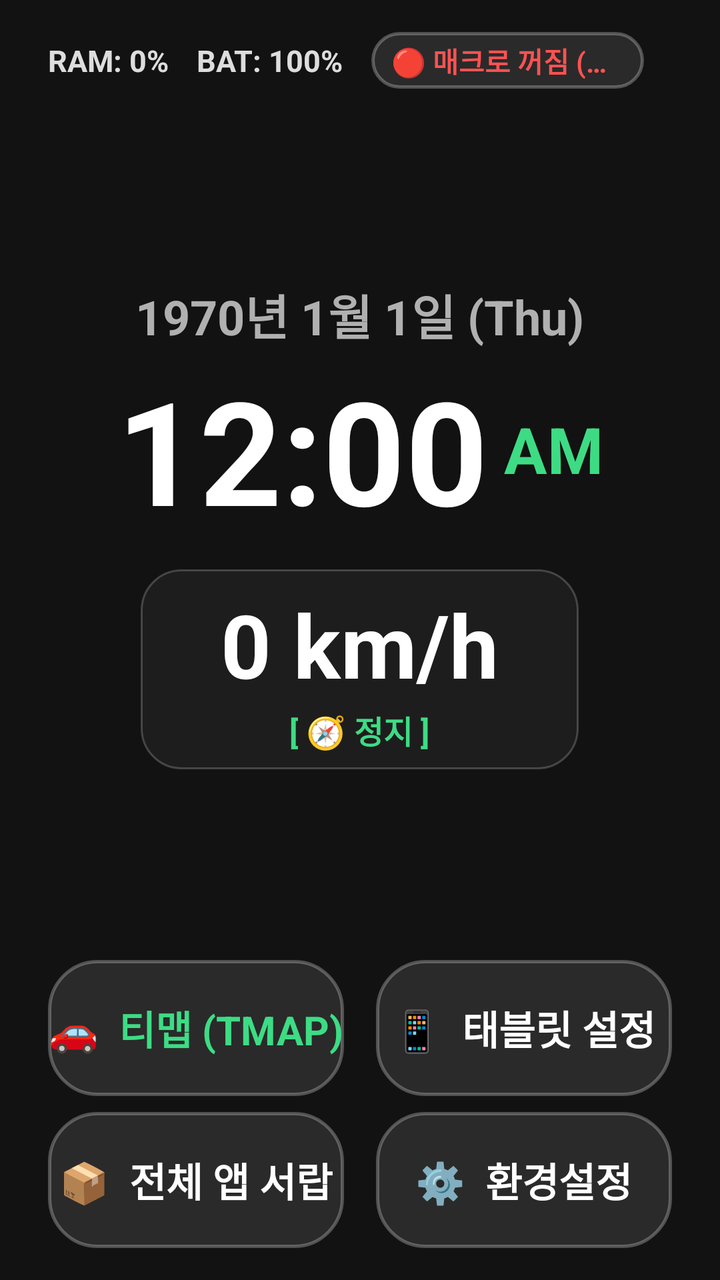
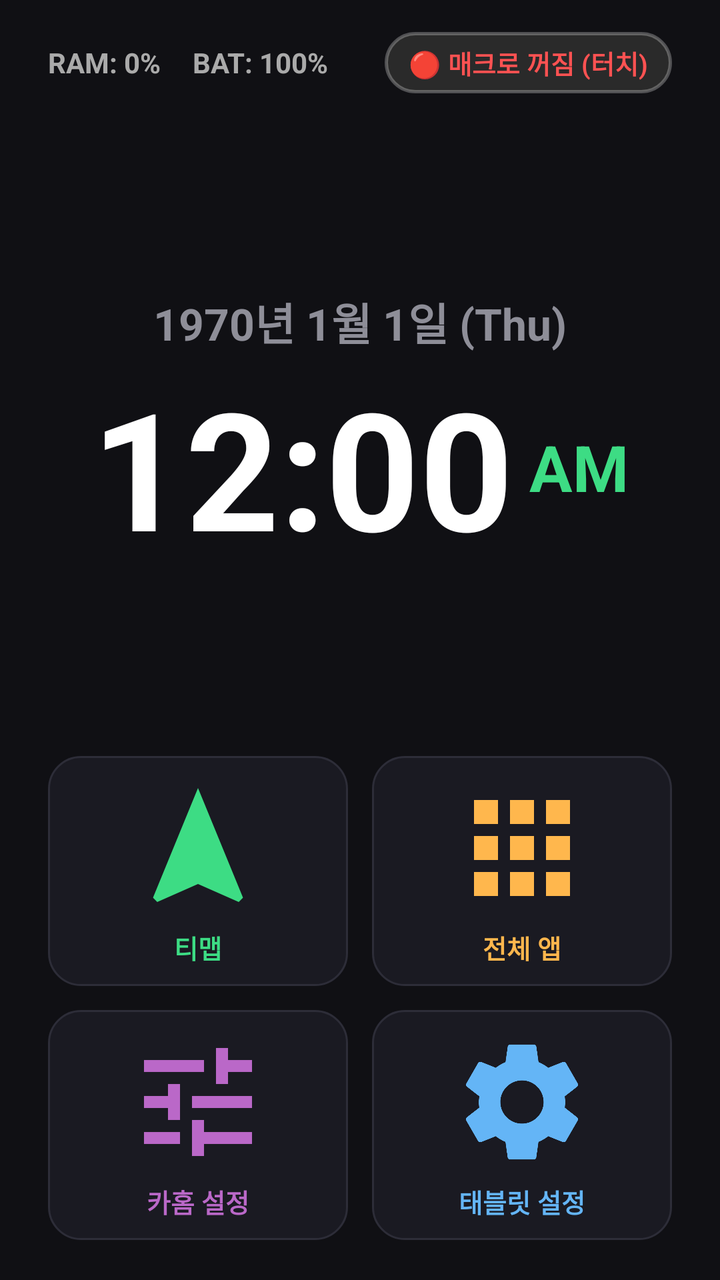

Screens rendered from an Android XML layout before and after an edit, with the pre-edit source and the edit as a unified diff.
<!-- AndroidManifest.xml: application theme Theme.CarHome -->
<!-- res/layout/activity_main.xml -->
<?xml version="1.0" encoding="utf-8"?>
<LinearLayout
    xmlns:android="http://schemas.android.com/apk/res/android"
    android:layout_width="match_parent"
    android:layout_height="match_parent"
    android:orientation="vertical"
    android:background="#121212"
    android:paddingStart="24dp"
    android:paddingEnd="24dp"
    android:paddingTop="16dp"
    android:paddingBottom="16dp">

    
    <LinearLayout
        android:layout_width="match_parent"
        android:layout_height="wrap_content"
        android:orientation="horizontal"
        android:gravity="center"
        android:layout_marginBottom="12dp">

        
        <TextView
            android:id="@+id/tvMemory"
            android:layout_width="wrap_content"
            android:layout_height="wrap_content"
            android:text="RAM: 0%"
            android:textColor="#DDDDDD"
            android:textSize="15sp"
            android:textStyle="bold"
            android:singleLine="true"
            android:layout_marginEnd="14dp" />

        
        <TextView
            android:id="@+id/tvBattery"
            android:layout_width="wrap_content"
            android:layout_height="wrap_content"
            android:text="BAT: 100%"
            android:textColor="#DDDDDD"
            android:textSize="15sp"
            android:textStyle="bold"
            android:singleLine="true"
            android:layout_marginEnd="14dp" />

        
        <LinearLayout
            android:id="@+id/btnAccessibilityStatus"
            android:layout_width="wrap_content"
            android:layout_height="wrap_content"
            android:orientation="horizontal"
            android:gravity="center"
            android:background="@drawable/bg_dock_btn"
            android:paddingStart="10dp"
            android:paddingEnd="10dp"
            android:paddingTop="4dp"
            android:paddingBottom="4dp"
            android:layout_marginEnd="14dp"
            android:clickable="true"
            android:focusable="true">

            <TextView
                android:id="@+id/tvAccessibility"
                android:layout_width="wrap_content"
                android:layout_height="wrap_content"
                android:text="🔴 매크로 꺼짐 (터치)"
                android:textColor="#FF5252"
                android:textSize="14sp"
                android:textStyle="bold"
                android:singleLine="true" />
        </LinearLayout>

        
        <TextView
            android:id="@+id/tvGpsStatus"
            android:layout_width="wrap_content"
            android:layout_height="wrap_content"
            android:text="GPS: 준비"
            android:textColor="#3DDC84"
            android:textSize="14sp"
            android:textStyle="bold"
            android:singleLine="true" />
    </LinearLayout>

    
    <LinearLayout
        android:layout_width="match_parent"
        android:layout_height="0dp"
        android:layout_weight="1"
        android:orientation="vertical"
        android:gravity="center">

        
        <TextClock
            android:id="@+id/textClockDate"
            android:layout_width="wrap_content"
            android:layout_height="wrap_content"
            android:format12Hour="yyyy년 M월 d일 (E)"
            android:format24Hour="yyyy년 M월 d일 (E)"
            android:textColor="#B0B0B0"
            android:textSize="24sp"
            android:textStyle="bold"
            android:layout_marginBottom="2dp" />

        
        <LinearLayout
            android:layout_width="wrap_content"
            android:layout_height="wrap_content"
            android:orientation="horizontal"
            android:gravity="center"
            android:baselineAligned="true"
            android:layout_marginBottom="12dp">

            <TextClock
                android:id="@+id/textClock"
                android:layout_width="wrap_content"
                android:layout_height="wrap_content"
                android:format12Hour="hh:mm"
                android:format24Hour="HH:mm"
                android:textColor="#FFFFFF"
                android:textSize="72sp"
                android:textStyle="bold" />

            <TextClock
                android:id="@+id/textClockAmPm"
                android:layout_width="wrap_content"
                android:layout_height="wrap_content"
                android:format12Hour="a"
                android:format24Hour=" "
                android:textColor="#3DDC84"
                android:textSize="32sp"
                android:textStyle="bold"
                android:layout_marginStart="8dp" />
        </LinearLayout>

        
        <LinearLayout
            android:layout_width="wrap_content"
            android:layout_height="wrap_content"
            android:orientation="vertical"
            android:gravity="center"
            android:background="@drawable/bg_card_dark"
            android:paddingStart="40dp"
            android:paddingEnd="40dp"
            android:paddingTop="8dp"
            android:paddingBottom="8dp">

            <TextView
                android:id="@+id/tvGpsSpeed"
                android:layout_width="wrap_content"
                android:layout_height="wrap_content"
                android:text="0 km/h"
                android:textColor="#FFFFFF"
                android:textSize="44sp"
                android:textStyle="bold" />

            <TextView
                android:id="@+id/tvGpsHeading"
                android:layout_width="wrap_content"
                android:layout_height="wrap_content"
                android:text="[ 🧭 정지 ]"
                android:textColor="#3DDC84"
                android:textSize="16sp"
                android:textStyle="bold"
                android:layout_marginTop="2dp" />
        </LinearLayout>
    </LinearLayout>

    
    <LinearLayout
        android:layout_width="match_parent"
        android:layout_height="wrap_content"
        android:orientation="vertical"
        android:layout_marginTop="12dp">

        
        <LinearLayout
            android:layout_width="match_parent"
            android:layout_height="wrap_content"
            android:orientation="horizontal"
            android:gravity="center"
            android:layout_marginBottom="8dp"
            android:weightSum="2">

            <LinearLayout
                android:id="@+id/btnNavi"
                android:layout_width="0dp"
                android:layout_height="68dp"
                android:layout_weight="1"
                android:layout_marginEnd="8dp"
                android:background="@drawable/bg_dock_btn"
                android:gravity="center"
                android:clickable="true"
                android:focusable="true">

                <TextView
                    android:layout_width="wrap_content"
                    android:layout_height="wrap_content"
                    android:text="🚗  티맵 (TMAP)"
                    android:textColor="#3DDC84"
                    android:textSize="20sp"
                    android:textStyle="bold" />
            </LinearLayout>

            <LinearLayout
                android:id="@+id/btnSystemSettings"
                android:layout_width="0dp"
                android:layout_height="68dp"
                android:layout_weight="1"
                android:layout_marginStart="8dp"
                android:background="@drawable/bg_dock_btn"
                android:gravity="center"
                android:clickable="true"
                android:focusable="true">

                <TextView
                    android:layout_width="wrap_content"
                    android:layout_height="wrap_content"
                    android:text="📱  태블릿 설정"
                    android:textColor="#FFFFFF"
                    android:textSize="20sp"
                    android:textStyle="bold" />
            </LinearLayout>
        </LinearLayout>

        
        <LinearLayout
            android:layout_width="match_parent"
            android:layout_height="wrap_content"
            android:orientation="horizontal"
            android:gravity="center"
            android:weightSum="2">

            <LinearLayout
                android:id="@+id/btnAllApps"
                android:layout_width="0dp"
                android:layout_height="68dp"
                android:layout_weight="1"
                android:layout_marginEnd="8dp"
                android:background="@drawable/bg_dock_btn"
                android:gravity="center"
                android:clickable="true"
                android:focusable="true">

                <TextView
                    android:layout_width="wrap_content"
                    android:layout_height="wrap_content"
                    android:text="📦  전체 앱 서랍"
                    android:textColor="#FFFFFF"
                    android:textSize="20sp"
                    android:textStyle="bold" />
            </LinearLayout>

            <LinearLayout
                android:id="@+id/btnSettings"
                android:layout_width="0dp"
                android:layout_height="68dp"
                android:layout_weight="1"
                android:layout_marginStart="8dp"
                android:background="@drawable/bg_dock_btn"
                android:gravity="center"
                android:clickable="true"
                android:focusable="true">

                <TextView
                    android:layout_width="wrap_content"
                    android:layout_height="wrap_content"
                    android:text="⚙️  환경설정"
                    android:textColor="#FFFFFF"
                    android:textSize="20sp"
                    android:textStyle="bold" />
            </LinearLayout>
        </LinearLayout>
    </LinearLayout>
</LinearLayout>
<!-- resources referenced by this layout -->
<resources>
  <!-- drawable bg_card_dark (drawable) -->
  <?xml version="1.0" encoding="utf-8"?>
  <shape xmlns:android="http://schemas.android.com/apk/res/android"
      android:shape="rectangle">
      <corners android:radius="20dp" />
      <solid android:color="#E61E1E1E" />
      <stroke
          android:width="1dp"
          android:color="#33FFFFFF" />
  </shape>
  <!-- drawable bg_dock_btn (drawable) -->
  <?xml version="1.0" encoding="utf-8"?>
  <shape xmlns:android="http://schemas.android.com/apk/res/android"
      android:shape="rectangle">
      <corners android:radius="24dp" />
      <solid android:color="#2A2A2A" />
      <stroke
          android:width="1.5dp"
          android:color="#44FFFFFF" />
  </shape>
  <style name="Theme.CarHome" parent="Base.Theme.CarHome" />
  <style name="Base.Theme.CarHome" parent="Theme.Material3.DayNight.NoActionBar">
          
          
      </style>
</resources>

<!-- the commit's change to res/layout/activity_main.xml (unified diff, before → after) -->
@@ -4,19 +4,19 @@
     android:layout_width="match_parent"
     android:layout_height="match_parent"
     android:orientation="vertical"
-    android:background="#121212"
+    android:background="#101014"
     android:paddingStart="24dp"
     android:paddingEnd="24dp"
     android:paddingTop="16dp"
-    android:paddingBottom="16dp">
+    android:paddingBottom="20dp">
 
     
     <LinearLayout
         android:layout_width="match_parent"
         android:layout_height="wrap_content"
         android:orientation="horizontal"
-        android:gravity="center"
-        android:layout_marginBottom="12dp">
+        android:gravity="center_vertical"
+        android:layout_marginBottom="8dp">
 
         
         <TextView
@@ -24,11 +24,11 @@
             android:layout_width="wrap_content"
             android:layout_height="wrap_content"
             android:text="RAM: 0%"
-            android:textColor="#DDDDDD"
-            android:textSize="15sp"
+            android:textColor="#AAAAAA"
+            android:textSize="14sp"
             android:textStyle="bold"
             android:singleLine="true"
-            android:layout_marginEnd="14dp" />
+            android:layout_marginEnd="16dp" />
 
         
         <TextView
@@ -36,11 +36,15 @@
             android:layout_width="wrap_content"
             android:layout_height="wrap_content"
             android:text="BAT: 100%"
-            android:textColor="#DDDDDD"
-            android:textSize="15sp"
+            android:textColor="#AAAAAA"
+            android:textSize="14sp"
             android:textStyle="bold"
-            android:singleLine="true"
-            android:layout_marginEnd="14dp" />
+            android:singleLine="true" />
+
+        <View
+            android:layout_width="0dp"
+            android:layout_height="0dp"
+            android:layout_weight="1" />
 
         
         <LinearLayout
@@ -50,11 +54,10 @@
             android:orientation="horizontal"
             android:gravity="center"
             android:background="@drawable/bg_dock_btn"
-            android:paddingStart="10dp"
-            android:paddingEnd="10dp"
-            android:paddingTop="4dp"
-            android:paddingBottom="4dp"
-            android:layout_marginEnd="14dp"
+            android:paddingStart="12dp"
+            android:paddingEnd="12dp"
+            android:paddingTop="6dp"
+            android:paddingBottom="6dp"
             android:clickable="true"
             android:focusable="true">
 
@@ -64,21 +67,10 @@
                 android:layout_height="wrap_content"
                 android:text="🔴 매크로 꺼짐 (터치)"
                 android:textColor="#FF5252"
-                android:textSize="14sp"
+                android:textSize="13sp"
                 android:textStyle="bold"
                 android:singleLine="true" />
         </LinearLayout>
-
-        
-        <TextView
-            android:id="@+id/tvGpsStatus"
-            android:layout_width="wrap_content"
-            android:layout_height="wrap_content"
-            android:text="GPS: 준비"
-            android:textColor="#3DDC84"
-            android:textSize="14sp"
-            android:textStyle="bold"
-            android:singleLine="true" />
     </LinearLayout>
 
     
@@ -96,8 +88,8 @@
             android:layout_height="wrap_content"
             android:format12Hour="yyyy년 M월 d일 (E)"
             android:format24Hour="yyyy년 M월 d일 (E)"
-            android:textColor="#B0B0B0"
-            android:textSize="24sp"
+            android:textColor="#8E8E98"
+            android:textSize="22sp"
             android:textStyle="bold"
             android:layout_marginBottom="2dp" />
 
@@ -107,8 +99,7 @@
             android:layout_height="wrap_content"
             android:orientation="horizontal"
             android:gravity="center"
-            android:baselineAligned="true"
-            android:layout_marginBottom="12dp">
+            android:baselineAligned="true">
 
             <TextClock
                 android:id="@+id/textClock"
@@ -117,7 +108,7 @@
                 android:format12Hour="hh:mm"
                 android:format24Hour="HH:mm"
                 android:textColor="#FFFFFF"
-                android:textSize="72sp"
+                android:textSize="82sp"
                 android:textStyle="bold" />
 
             <TextClock
@@ -131,144 +122,158 @@
                 android:textStyle="bold"
                 android:layout_marginStart="8dp" />
         </LinearLayout>
-
-        
-        <LinearLayout
-            android:layout_width="wrap_content"
-            android:layout_height="wrap_content"
-            android:orientation="vertical"
-            android:gravity="center"
-            android:background="@drawable/bg_card_dark"
-            android:paddingStart="40dp"
-            android:paddingEnd="40dp"
-            android:paddingTop="8dp"
-            android:paddingBottom="8dp">
-
-            <TextView
-                android:id="@+id/tvGpsSpeed"
-                android:layout_width="wrap_content"
-                android:layout_height="wrap_content"
-                android:text="0 km/h"
-                android:textColor="#FFFFFF"
-                android:textSize="44sp"
-                android:textStyle="bold" />
-
-            <TextView
-                android:id="@+id/tvGpsHeading"
-                android:layout_width="wrap_content"
-                android:layout_height="wrap_content"
-                android:text="[ 🧭 정지 ]"
-                android:textColor="#3DDC84"
-                android:textSize="16sp"
-                android:textStyle="bold"
-                android:layout_marginTop="2dp" />
-        </LinearLayout>
     </LinearLayout>
 
     
     <LinearLayout
         android:layout_width="match_parent"
         android:layout_height="wrap_content"
-        android:orientation="vertical"
-        android:layout_marginTop="12dp">
+        android:orientation="vertical">
 
         
         <LinearLayout
             android:layout_width="match_parent"
             android:layout_height="wrap_content"
             android:orientation="horizontal"
-            android:gravity="center"
-            android:layout_marginBottom="8dp"
+            android:layout_marginBottom="12dp"
             android:weightSum="2">
 
+            
             <LinearLayout
                 android:id="@+id/btnNavi"
                 android:layout_width="0dp"
-                android:layout_height="68dp"
-                android:layout_weight="1"
-                android:layout_marginEnd="8dp"
-                android:background="@drawable/bg_dock_btn"
-                android:gravity="center"
-                android:clickable="true"
-                android:focusable="true">
-
-                <TextView
-                    android:layout_width="wrap_content"
-                    android:layout_height="wrap_content"
-                    android:text="🚗  티맵 (TMAP)"
+                android:layout_height="115dp"
+                android:layout_weight="1"
+                android:layout_marginEnd="6dp"
+                android:background="@drawable/bg_card_dock_item"
+                android:orientation="vertical"
+                android:gravity="center"
+                android:paddingTop="10dp"
+                android:paddingBottom="10dp"
+                android:clickable="true"
+                android:focusable="true">
+
+                <ImageView
+                    android:id="@+id/imgNaviIcon"
+                    android:layout_width="72dp"
+                    android:layout_height="72dp"
+                    android:src="@drawable/ic_btn_tmap"
+                    android:scaleType="fitCenter" />
+
+                <TextView
+                    android:layout_width="wrap_content"
+                    android:layout_height="wrap_content"
+                    android:text="티맵"
                     android:textColor="#3DDC84"
-                    android:textSize="20sp"
-                    android:textStyle="bold" />
-            </LinearLayout>
-
+                    android:textSize="13sp"
+                    android:textStyle="bold"
+                    android:layout_marginTop="4dp" />
+            </LinearLayout>
+
+            
+            <LinearLayout
+                android:id="@+id/btnAllApps"
+                android:layout_width="0dp"
+                android:layout_height="115dp"
+                android:layout_weight="1"
+                android:layout_marginStart="6dp"
+                android:background="@drawable/bg_card_dock_item"
+                android:orientation="vertical"
+                android:gravity="center"
+                android:paddingTop="10dp"
+                android:paddingBottom="10dp"
+                android:clickable="true"
+                android:focusable="true">
+
+                <ImageView
+                    android:id="@+id/imgAllAppsIcon"
+                    android:layout_width="72dp"
+                    android:layout_height="72dp"
+                    android:src="@drawable/ic_btn_apps_drawer"
+                    android:scaleType="fitCenter" />
+
+                <TextView
+                    android:layout_width="wrap_content"
+                    android:layout_height="wrap_content"
+                    android:text="전체 앱"
+                    android:textColor="#FFB74D"
+                    android:textSize="13sp"
+                    android:textStyle="bold"
+                    android:layout_marginTop="4dp" />
+            </LinearLayout>
+        </LinearLayout>
+
+        
+        <LinearLayout
+            android:layout_width="match_parent"
+            android:layout_height="wrap_content"
+            android:orientation="horizontal"
+            android:weightSum="2">
+
+            
+            <LinearLayout
+                android:id="@+id/btnSettings"
+                android:layout_width="0dp"
+                android:layout_height="115dp"
+                android:layout_weight="1"
+                android:layout_marginEnd="6dp"
+                android:background="@drawable/bg_card_dock_item"
+                android:orientation="vertical"
+                android:gravity="center"
+                android:paddingTop="10dp"
+                android:paddingBottom="10dp"
+                android:clickable="true"
+                android:focusable="true">
+
+                <ImageView
+                    android:id="@+id/imgSettingsIcon"
+                    android:layout_width="72dp"
+                    android:layout_height="72dp"
+                    android:src="@drawable/ic_btn_carhome_settings"
+                    android:scaleType="fitCenter" />
+
+                <TextView
+                    android:layout_width="wrap_content"
+                    android:layout_height="wrap_content"
+                    android:text="카홈 설정"
+                    android:textColor="#BA68C8"
+                    android:textSize="13sp"
+                    android:textStyle="bold"
+                    android:layout_marginTop="4dp" />
+            </LinearLayout>
+
+            
             <LinearLayout
                 android:id="@+id/btnSystemSettings"
                 android:layout_width="0dp"
-                android:layout_height="68dp"
-                android:layout_weight="1"
-                android:layout_marginStart="8dp"
-                android:background="@drawable/bg_dock_btn"
-                android:gravity="center"
-                android:clickable="true"
-                android:focusable="true">
-
-                <TextView
-                    android:layout_width="wrap_content"
-                    android:layout_height="wrap_content"
-                    android:text="📱  태블릿 설정"
-                    android:textColor="#FFFFFF"
-                    android:textSize="20sp"
-                    android:textStyle="bold" />
-            </LinearLayout>
-        </LinearLayout>
-
-        
-        <LinearLayout
-            android:layout_width="match_parent"
-            android:layout_height="wrap_content"
-            android:orientation="horizontal"
-            android:gravity="center"
-            android:weightSum="2">
-
-            <LinearLayout
-                android:id="@+id/btnAllApps"
-                android:layout_width="0dp"
-                android:layout_height="68dp"
-                android:layout_weight="1"
-                android:layout_marginEnd="8dp"
-                android:background="@drawable/bg_dock_btn"
-                android:gravity="center"
-                android:clickable="true"
-                android:focusable="true">
-
-                <TextView
-                    android:layout_width="wrap_content"
-                    android:layout_height="wrap_content"
-                    android:text="📦  전체 앱 서랍"
-                    android:textColor="#FFFFFF"
-                    android:textSize="20sp"
-                    android:textStyle="bold" />
-            </LinearLayout>
-
-            <LinearLayout
-                android:id="@+id/btnSettings"
-                android:layout_width="0dp"
-                android:layout_height="68dp"
-                android:layout_weight="1"
-                android:layout_marginStart="8dp"
-                android:background="@drawable/bg_dock_btn"
-                android:gravity="center"
-                android:clickable="true"
-                android:focusable="true">
-
-                <TextView
-                    android:layout_width="wrap_content"
-                    android:layout_height="wrap_content"
-                    android:text="⚙️  환경설정"
-                    android:textColor="#FFFFFF"
-                    android:textSize="20sp"
-                    android:textStyle="bold" />
+                android:layout_height="115dp"
+                android:layout_weight="1"
+                android:layout_marginStart="6dp"
+                android:background="@drawable/bg_card_dock_item"
+                android:orientation="vertical"
+                android:gravity="center"
+                android:paddingTop="10dp"
+                android:paddingBottom="10dp"
+                android:clickable="true"
+                android:focusable="true">
+
+                <ImageView
+                    android:id="@+id/imgSystemSettingsIcon"
+                    android:layout_width="72dp"
+                    android:layout_height="72dp"
+                    android:src="@drawable/ic_btn_settings_sys"
+                    android:scaleType="fitCenter" />
+
+                <TextView
+                    android:layout_width="wrap_content"
+                    android:layout_height="wrap_content"
+                    android:text="태블릿 설정"
+                    android:textColor="#64B5F6"
+                    android:textSize="13sp"
+                    android:textStyle="bold"
+                    android:layout_marginTop="4dp" />
             </LinearLayout>
         </LinearLayout>
     </LinearLayout>
+
 </LinearLayout>
<!-- resource entries referenced after the edit -->
@@ -1,15 +1,23 @@
 <!-- resources referenced by this layout -->
 <resources>
-  <!-- drawable bg_card_dark (drawable) -->
+  <!-- drawable bg_card_dock_item (drawable) -->
   <?xml version="1.0" encoding="utf-8"?>
-  <shape xmlns:android="http://schemas.android.com/apk/res/android"
-      android:shape="rectangle">
-      <corners android:radius="20dp" />
-      <solid android:color="#E61E1E1E" />
-      <stroke
-          android:width="1dp"
-          android:color="#33FFFFFF" />
-  </shape>
+  <selector xmlns:android="http://schemas.android.com/apk/res/android">
+      <item android:state_pressed="true">
+          <shape android:shape="rectangle">
+              <solid android:color="#2E2E38" />
+              <corners android:radius="16dp" />
+              <stroke android:width="1.5dp" android:color="#3DDC84" />
+          </shape>
+      </item>
+      <item>
+          <shape android:shape="rectangle">
+              <solid android:color="#1A1A22" />
+              <corners android:radius="16dp" />
+              <stroke android:width="1dp" android:color="#2D2D38" />
+          </shape>
+      </item>
+  </selector>
   <!-- drawable bg_dock_btn (drawable) -->
   <?xml version="1.0" encoding="utf-8"?>
   <shape xmlns:android="http://schemas.android.com/apk/res/android"
@@ -20,6 +28,46 @@
           android:width="1.5dp"
           android:color="#44FFFFFF" />
   </shape>
+  <!-- drawable ic_btn_apps_drawer (drawable) -->
+  <vector xmlns:android="http://schemas.android.com/apk/res/android"
+      android:width="48dp"
+      android:height="48dp"
+      android:viewportWidth="24"
+      android:viewportHeight="24">
+    <path
+        android:fillColor="#FFB74D"
+        android:pathData="M4,8h4V4H4V8zM10,20h4v-4h-4V20zM4,20h4v-4H4V20zM4,14h4v-4H4V14zM10,14h4v-4h-4V14zM16,4v4h4V4H16zM10,8h4V4h-4V8zM16,14h4v-4h-4V14zM16,20h4v-4h-4V20z"/>
+  </vector>
+  <!-- drawable ic_btn_carhome_settings (drawable) -->
+  <vector xmlns:android="http://schemas.android.com/apk/res/android"
+      android:width="48dp"
+      android:height="48dp"
+      android:viewportWidth="24"
+      android:viewportHeight="24">
+    <path
+        android:fillColor="#BA68C8"
+        android:pathData="M3,17v2h6v-2H3zM3,5v2h10V5H3zM13,21v-2h8v-2h-8v-2h-2v6H13zM7,9v2H3v2h4v2h2V9H7zM21,13v-2H11v2H21zM15,9h2V7h4V5h-4V3h-2V9z"/>
+  </vector>
+  <!-- drawable ic_btn_settings_sys (drawable) -->
+  <vector xmlns:android="http://schemas.android.com/apk/res/android"
+      android:width="48dp"
+      android:height="48dp"
+      android:viewportWidth="24"
+      android:viewportHeight="24">
+    <path
+        android:fillColor="#64B5F6"
+        android:pathData="M19.14,12.94c0.04,-0.3 0.06,-0.61 0.06,-0.94 0,-0.32 -0.02,-0.64 -0.07,-0.94l2.03,-1.58c0.18,-0.14 0.23,-0.41 0.12,-0.61l-1.92,-3.32c-0.12,-0.22 -0.37,-0.29 -0.59,-0.22l-2.39,0.96c-0.5,-0.38 -1.03,-0.7 -1.62,-0.94L14.4,2.81c-0.04,-0.24 -0.24,-0.41 -0.48,-0.41h-3.84c-0.24,0 -0.43,0.17 -0.47,0.41L9.25,5.35C8.66,5.59 8.12,5.92 7.63,6.29L5.24,5.33c-0.22,-0.08 -0.47,0 -0.59,0.22L2.74,8.87c-0.12,0.21 -0.08,0.47 0.12,0.61l2.03,1.58c-0.05,0.3 -0.09,0.63 -0.09,0.94s0.02,0.64 0.07,0.94l-2.03,1.58c-0.18,0.14 -0.23,0.41 -0.12,0.61l1.92,3.32c0.12,0.22 0.37,0.29 0.59,0.22l2.39,-0.96c0.5,0.38 1.03,0.7 1.62,0.94l0.36,2.54c0.05,0.24 0.24,0.41 0.48,0.41h3.84c0.24,0 0.44,-0.17 0.47,-0.41l0.36,-2.54c0.59,-0.24 1.13,-0.56 1.62,-0.94l2.39,0.96c0.22,0.08 0.47,0 0.59,-0.22l1.92,-3.32c0.12,-0.22 0.07,-0.47 -0.12,-0.61L19.14,12.94zM12,15.6c-1.98,0 -3.6,-1.62 -3.6,-3.6s1.62,-3.6 3.6,-3.6 3.6,1.62 3.6,3.6 -1.62,3.6 -3.6,3.6z"/>
+  </vector>
+  <!-- drawable ic_btn_tmap (drawable) -->
+  <vector xmlns:android="http://schemas.android.com/apk/res/android"
+      android:width="48dp"
+      android:height="48dp"
+      android:viewportWidth="24"
+      android:viewportHeight="24">
+    <path
+        android:fillColor="#3DDC84"
+        android:pathData="M12,2L4.5,20.29l0.71,0.71L12,18l6.79,3 0.71,-0.71z"/>
+  </vector>
   <style name="Theme.CarHome" parent="Base.Theme.CarHome" />
   <style name="Base.Theme.CarHome" parent="Theme.Material3.DayNight.NoActionBar">
           
